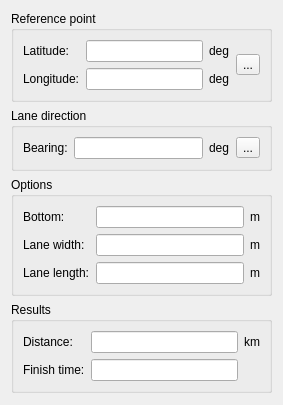
First picture: the form in src/wideopenspeedform.ui, repository flysight/flysight-viewer-qt, before the edit.
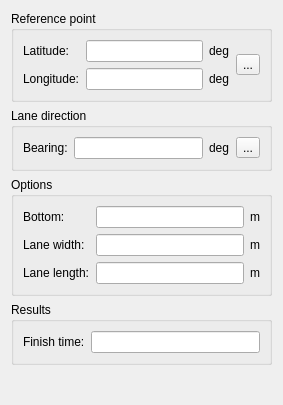
Second picture: the form after the edit. Icons and pictures are not drawn.

Commit message: Clean up WOWS scoring interfaces

Diff of the .ui file:
```diff
--- a/src/wideopenspeedform.ui
+++ b/src/wideopenspeedform.ui
@@ -175,41 +175,20 @@
       <string>Results</string>
      </property>
      <layout class="QGridLayout" name="gridLayout_2">
-      <item row="0" column="1">
-       <widget class="QLineEdit" name="distanceEdit">
-        <property name="readOnly">
-         <bool>true</bool>
-        </property>
-       </widget>
-      </item>
-      <item row="0" column="2">
-       <widget class="QLabel" name="timeUnits">
-        <property name="text">
-         <string>km</string>
-        </property>
-       </widget>
-      </item>
-      <item row="1" column="1">
-       <widget class="QLineEdit" name="speedEdit">
-        <property name="readOnly">
-         <bool>true</bool>
-        </property>
-       </widget>
-      </item>
       <item row="0" column="0">
-       <widget class="QLabel" name="label_11">
-        <property name="text">
-         <string>Distance:</string>
-        </property>
-       </widget>
-      </item>
-      <item row="1" column="0">
        <widget class="QLabel" name="label_12">
         <property name="text">
          <string>Finish time:</string>
         </property>
        </widget>
       </item>
+      <item row="0" column="1">
+       <widget class="QLineEdit" name="speedEdit">
+        <property name="readOnly">
+         <bool>true</bool>
+        </property>
+       </widget>
+      </item>
      </layout>
     </widget>
    </item>
@@ -221,7 +200,7 @@
      <property name="sizeHint" stdset="0">
       <size>
        <width>20</width>
-       <height>40</height>
+       <height>66</height>
       </size>
      </property>
     </spacer>
```
The commit also changes 3 other files.
